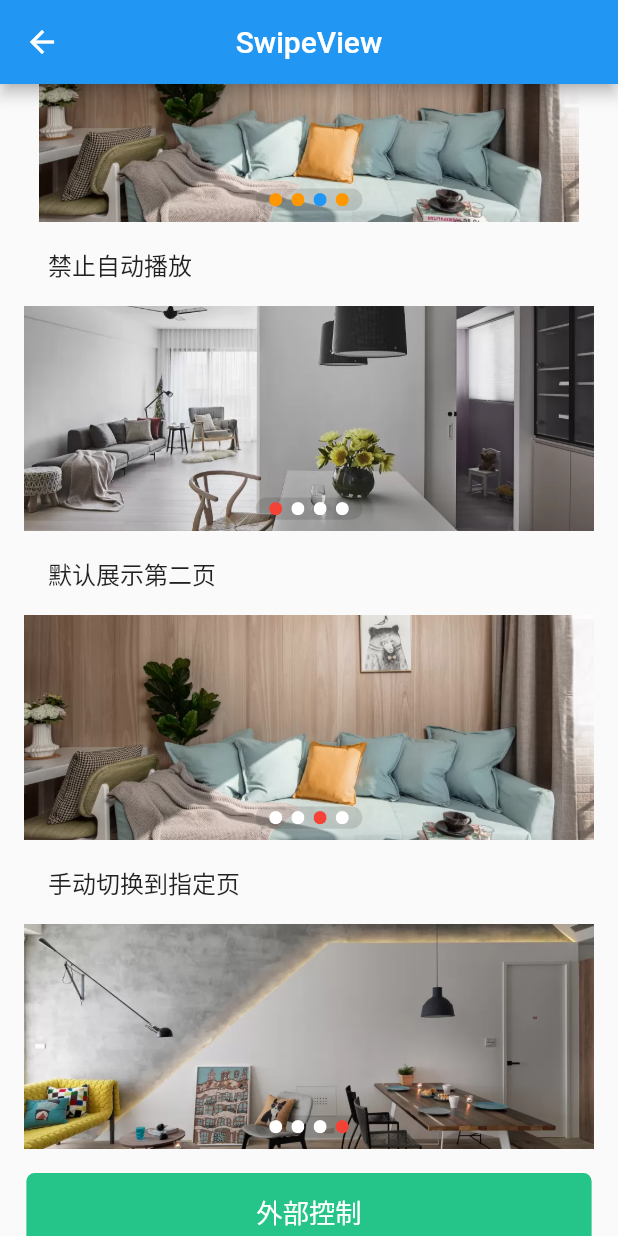
After one commit to hello-coder-xu/voo, a Flutter app: the SwipeView screen opened by its route, scrolled down 576 dp, after a tap on "外部控制", on a phone screen of 412 x 824 dp. The commit adds this screen. Run offline on Flutter 3.47's test engine with Material 2 defaults, Android fonts, the phone set to English and light mode, and no system bars; our stand-ins replace flutter_screenutil.

Commit message:
新增swipe

```diff
--- a/example/lib/page/home/index.dart
+++ b/example/lib/page/home/index.dart
@@ -33,6 +33,7 @@ class HomePageState extends State<HomePage> {
         '搜索框 SearchBar': '/SearchBarPage',
         '标签 Label': '/LabelPage',
         '热门 Label': '/HotLabelView',
+        '轮播图': '/SwipeView',
       },
       '反馈': {
         '微标 Badge': '/BadgePage',
--- /dev/null
+++ b/example/lib/page/swipe/index.dart
@@ -0,0 +1,93 @@
+import 'package:example/comm/ui_component.dart';
+import 'package:flutter/material.dart';
+import 'package:voo/voo.dart';
+
+///轮播图
+class SwipeView extends StatelessWidget {
+  final GlobalKey swipeKey = GlobalKey();
+  final List<String> images = [
+    'assets/comm/image1.webp',
+    'assets/comm/image2.webp',
+    'assets/comm/image3.webp',
+    'assets/comm/image4.webp'
+  ];
+
+  Widget itemImageBuilder(int index) {
+    return Image.asset(images[index], fit: BoxFit.cover);
+  }
+
+  //内容视图
+  Widget contentView() {
+    List<Widget> children = [];
+
+    children.add(ListTile(title: Text('默认')));
+    children.add(VooSwipe(
+      autoPlay: false,
+      height: 200.0,
+      loop: false,
+      viewportFraction: 0.9,
+      scaleFactor: 0.8,
+      itemCount: images.length,
+      itemBuilder: itemImageBuilder,
+    ));
+    children.add(ListTile(title: Text('隐藏indicators')));
+    children.add(VooSwipe(
+      height: 150.0,
+      displayIndicators: false,
+      itemCount: 4,
+      itemBuilder: itemImageBuilder,
+    ));
+    children.add(ListTile(title: Text('禁止循环')));
+    children.add(VooSwipe(
+      height: 150.0,
+      loop: false,
+      itemCount: 4,
+      defaultIndex: 1,
+      itemBuilder: itemImageBuilder,
+      selectIndicatorColor: Colors.blue,
+      unSelectIndicatorColor: Colors.orange,
+    ));
+    children.add(ListTile(title: Text('禁止自动播放')));
+    children.add(VooSwipe(
+      height: 150.0,
+      autoPlay: false,
+      itemCount: 4,
+      itemBuilder: itemImageBuilder,
+    ));
+    children.add(ListTile(title: Text('默认展示第二页')));
+    children.add(VooSwipe(
+      height: 150.0,
+      defaultIndex: 1,
+      itemCount: 4,
+      autoPlay: true,
+      itemBuilder: itemImageBuilder,
+      onChanged: (number) {},
+    ));
+    children.add(ListTile(title: Text('手动切换到指定页')));
+    children.add(VooSwipe(
+      key: swipeKey,
+      height: 150.0,
+      itemCount: 4,
+      itemBuilder: itemImageBuilder,
+    ));
+    children.add(SizedBox(height: 16));
+    children.add(VooButton(
+      child: '外部控制',
+      onPressed: () {
+        (swipeKey.currentState as VooSwipeState).setIndex(2);
+      },
+    ));
+    return SingleChildScrollView(
+      padding: EdgeInsets.symmetric(horizontal: 16),
+      child: Column(children: children),
+    );
+  }
+
+  @override
+  Widget build(BuildContext context) {
+    return Scaffold(
+      appBar: UiComponent.getTitleBar(title: 'SwipeView'),
+      body: contentView(),
+    );
+  }
+}
--- a/example/lib/routes/index.dart
+++ b/example/lib/routes/index.dart
@@ -1,6 +1,7 @@
 import 'package:example/page/home/index.dart';
 import 'package:example/page/hot_label/index.dart';
 import 'package:example/page/label/index.dart';
+import 'package:example/page/swipe/index.dart';
 import 'package:flutter/material.dart';
 import 'package:example/page/avatar/index.dart';
 import 'package:example/page/badge/index.dart';
@@ -73,4 +74,5 @@ Map<String, WidgetBuilder> routs = {
   '/TabBarPage': (context) => TabBarPage(),
   '/LabelPage': (context) => LabelPage(),
   '/HotLabelView': (context) => HotLabelView(),
+  '/SwipeView': (context) => SwipeView(),
 };
--- a/example/pubspec.yaml
+++ b/example/pubspec.yaml
@@ -12,8 +12,11 @@ dependencies:
     sdk: flutter
 
   cupertino_icons: ^0.1.3
+  flutter_swiper_null_safety: ^1.0.2
   voo:
     path: ../
+
+
 
 dev_dependencies:
   flutter_test:
--- /dev/null
+++ b/lib/swipe/index.dart
@@ -0,0 +1,343 @@
+import 'dart:async';
+
+import 'package:flutter/material.dart';
+import 'package:voo/badge/index.dart';
+
+enum VooSwipeIndicatorAxis { horizontal, vertical }
+
+///轮播图
+class VooSwipe extends StatefulWidget {
+  final GlobalKey key;
+  final int itemCount;
+  final Widget Function(int index) itemBuilder;
+  final Axis scrollDirection;
+
+  //item 高度
+  final double height;
+
+  //默认位置
+  final int defaultIndex;
+
+  //是否循环
+  final bool loop;
+
+  //是否自动滚动
+  final bool autoPlay;
+
+  //自动滚动间隔时间
+  final int duration;
+
+  //滚动速度
+  final int speed;
+
+  //滚动动画
+  final Curve curve;
+
+  // 回调
+  final Function(int index) onChanged;
+
+  //是否显示指示器
+  final bool displayIndicators;
+
+  // 滚动方向
+  final VooSwipeIndicatorAxis swipeIndicatorAxis;
+
+  // 指示器显示位置
+  final Alignment indicatorPosition;
+
+  // 指示器未选择颜色
+  final Color unSelectIndicatorColor;
+
+  // 指示器选中颜色
+  final Color selectIndicatorColor;
+
+  //缩放系数
+  final double scaleFactor;
+
+  // 显示系数
+  final double viewportFraction;
+
+  VooSwipe({
+    this.key,
+    @required this.itemCount,
+    @required this.itemBuilder,
+    this.scrollDirection = Axis.horizontal,
+    this.height = 200,
+    this.defaultIndex = 0,
+    this.loop = true,
+    this.displayIndicators = true,
+    this.indicatorPosition = Alignment.bottomCenter,
+    this.autoPlay = true,
+    this.duration = 3000,
+    this.speed = 280,
+    this.curve = Curves.bounceIn,
+    this.unSelectIndicatorColor = Colors.white,
+    this.selectIndicatorColor = Colors.red,
+    this.swipeIndicatorAxis = VooSwipeIndicatorAxis.horizontal,
+    this.scaleFactor = 1.0,
+    this.viewportFraction = 1.0,
+    this.onChanged,
+  })  : assert(itemCount >= 1),
+        assert(defaultIndex >= 0),
+        super(key: key);
+
+  @override
+  VooSwipeState createState() => VooSwipeState();
+}
+
+class VooSwipeState extends State<VooSwipe> {
+  PageController pageController;
+  int position;
+  var currPageValue = 0.0;
+  int itemCount;
+  double pointSize;
+  double pointPaddingSpace;
+  Timer timer;
+
+  @override
+  void initState() {
+    super.initState();
+    itemCount = widget.loop ? widget.itemCount + 2 : widget.itemCount;
+    position = widget.defaultIndex;
+    currPageValue = widget.defaultIndex * 1.0;
+    pointPaddingSpace = widget.height / 50;
+    pointSize = widget.height / 40;
+
+    if (widget.loop) {
+      pageController = PageController(initialPage: widget.defaultIndex);
+    } else {
+      pageController = PageController(
+        initialPage: widget.defaultIndex,
+        viewportFraction: widget.viewportFraction,
+      );
+      pageController.addListener(() {
+        currPageValue = pageController.page;
+        if (mounted) setState(() {});
+      });
+    }
+    startAutoPlay();
+  }
+
+  @override
+  Widget build(BuildContext context) {
+    Widget child = _pageView();
+    if (widget.displayIndicators) {
+      List<Widget> children = [];
+      children.add(child);
+      children.add(Positioned(child: indicatorView()));
+      child = Stack(
+        children: children,
+        alignment: widget.indicatorPosition,
+      );
+    }
+    return Container(
+      height: widget.height,
+      child: child,
+    );
+  }
+
+  ///滚动视图
+  Widget _pageView() {
+    Widget child = PageView.builder(
+      controller: pageController,
+      scrollDirection: widget.scrollDirection,
+      itemBuilder: _itemBuilder,
+      onPageChanged: onPageChanged,
+      itemCount: itemCount,
+    );
+
+    if (widget.autoPlay) {
+      child = Listener(
+        onPointerDown: onPointerDown,
+        onPointerUp: onPointerUp,
+        child: child,
+      );
+    }
+    return child;
+  }
+
+  ///指示器视图
+  Widget indicatorView() {
+    List<Widget> children = [];
+
+    Widget child;
+    double pointPaddingHorizontal = 0;
+    double pointPaddingVertical = 0;
+    double paddingHorizontal;
+    double paddingVertical;
+    if (widget.swipeIndicatorAxis == VooSwipeIndicatorAxis.horizontal) {
+      child = Row(
+        children: children,
+        mainAxisSize: MainAxisSize.min,
+      );
+      paddingHorizontal = pointPaddingSpace * 2;
+      paddingVertical = pointPaddingSpace;
+      pointPaddingHorizontal = pointPaddingSpace;
+    } else {
+      child = Column(
+        children: children,
+        mainAxisSize: MainAxisSize.min,
+      );
+      paddingHorizontal = pointPaddingSpace;
+      paddingVertical = pointPaddingSpace * 2;
+      pointPaddingVertical = pointPaddingSpace;
+    }
+
+    List.generate(widget.itemCount, (index) {
+      children.add(Padding(
+        padding: EdgeInsets.symmetric(
+          horizontal: pointPaddingHorizontal,
+          vertical: pointPaddingVertical,
+        ),
+        child: VooBadge(
+          theme: VooBadgeTheme.point,
+          bgColor: index == position % widget.itemCount ? widget.selectIndicatorColor : widget.unSelectIndicatorColor,
+        ),
+      ));
+    });
+
+    return Container(
+      margin: EdgeInsets.all(widget.height / 20),
+      padding: EdgeInsets.symmetric(
+        horizontal: paddingHorizontal,
+        vertical: paddingVertical,
+      ),
+      decoration: BoxDecoration(
+        borderRadius: BorderRadius.all(Radius.circular(pointSize + pointPaddingSpace * 2)),
+        color: Colors.black12,
+      ),
+      child: child,
+    );
+  }
+
+  Widget _itemBuilder(BuildContext context, int index) {
+    if (widget.loop) {
+      return widget.itemBuilder(index % widget.itemCount);
+    } else {
+      Matrix4 matrix4 = Matrix4.identity();
+      var tempFloor = currPageValue.floor();
+      if (index == tempFloor) {
+        //当前的item
+        var currScale = 1 - (currPageValue - index) * (1 - widget.scaleFactor);
+        var currTrans = widget.height * (1 - currScale) / 2.0;
+
+        matrix4 = Matrix4.diagonal3Values(1.0, currScale, 1.0);
+        matrix4.setTranslationRaw(0.0, currTrans, 0.0);
+      } else if (index == tempFloor + 1) {
+        //右边的item
+        var currScale = widget.scaleFactor + (currPageValue - index + 1) * (1 - widget.scaleFactor);
+        var currTrans = widget.height * (1 - currScale) / 2.0;
+
+        matrix4 = Matrix4.diagonal3Values(1.0, currScale, 1.0);
+        matrix4.setTranslationRaw(0.0, currTrans, 0.0);
+      } else if (index == tempFloor - 1) {
+        //左边
+        var currScale = 1 - (currPageValue - index) * (1 - widget.scaleFactor);
+        var currTrans = widget.height * (1 - currScale) / 2.0;
+
+        matrix4 = Matrix4.diagonal3Values(1.0, currScale, 1.0);
+        matrix4.setTranslationRaw(0.0, currTrans, 0.0);
+      } else {
+        //其他，不在屏幕显示的item
+        matrix4 = Matrix4.diagonal3Values(1.0, widget.scaleFactor, 1.0);
+        matrix4.setTranslationRaw(0.0, widget.height * (1 - widget.scaleFactor) / 2, 0.0);
+      }
+      return Transform(
+        transform: matrix4,
+        child: Container(
+          margin: EdgeInsets.symmetric(horizontal: 10),
+          child: widget.itemBuilder(index),
+        ),
+      );
+    }
+  }
+
+  void onPageChanged(int index) {
+    if (index != position) {
+      _callBackOnChange(index % widget.itemCount);
+    }
+    if (widget.loop) {
+      if (index == 0) {
+        position = widget.itemCount;
+        //延时归为用于为循环
+        Timer(Duration(milliseconds: 300), () {
+          pageController.jumpToPage(position);
+        });
+      } else if (index == widget.itemCount + 1) {
+        position = 1;
+        //延时归为用于为循环
+        Timer(Duration(milliseconds: 300), () {
+          pageController.jumpToPage(position);
+        });
+      } else {
+        position = index;
+      }
+    } else {
+      position = index;
+    }
+    if (mounted) setState(() {});
+  }
+
+  void setIndex(int index) {
+    pageController.animateToPage(
+      index,
+      duration: Duration(milliseconds: widget.speed),
+      curve: widget.curve,
+    );
+  }
+
+  void previousPage() {
+    pageController.previousPage(
+      duration: Duration(milliseconds: widget.speed),
+      curve: widget.curve,
+    );
+  }
+
+  void nextPage() {
+    pageController.nextPage(
+      duration: Duration(milliseconds: widget.speed),
+      curve: widget.curve,
+    );
+  }
+
+  void startAutoPlay() {
+    if (!widget.autoPlay) return;
+    if (timer?.isActive ?? false) {
+      timer.cancel();
+    }
+
+    timer = Timer.periodic(
+      Duration(milliseconds: widget.duration),
+      (_) {
+        if (position == widget.itemCount - 1 && !widget.loop) {
+          setIndex(0);
+          return;
+        }
+        nextPage();
+      },
+    );
+  }
+
+  // 停止自动播放
+  void stopAutoPlay() {
+    timer?.cancel();
+    timer = null;
+  }
+
+  onPointerDown(event) => stopAutoPlay();
+
+  onPointerUp(event) => startAutoPlay();
+
+  void _callBackOnChange(int number) {
+    if (widget.onChanged != null) {
+      widget.onChanged(number);
+    }
+  }
+
+  @override
+  void dispose() {
+    pageController?.dispose();
+    stopAutoPlay();
+    super.dispose();
+  }
+}
--- a/lib/voo.dart
+++ b/lib/voo.dart
@@ -46,6 +46,7 @@ export 'switch/index.dart';
 export 'instructions/index.dart';
 export 'label/index.dart';
 export 'hot_label/index.dart';
+export 'swipe/index.dart';
 
 
 //工具类
```
Also changed, not shown: example/assets/comm/image1.webp (added), example/assets/comm/image2.webp (added), example/assets/comm/image3.webp (added), example/assets/comm/image4.webp (added).
